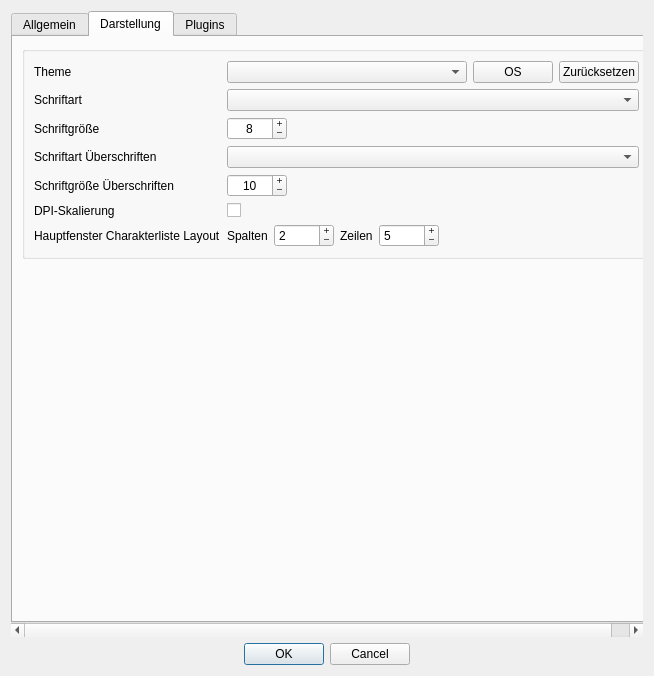
Before: the Qt Designer form designer/Einstellungen.ui in Aeolitus/Sephrasto, drawn with Qt 5.
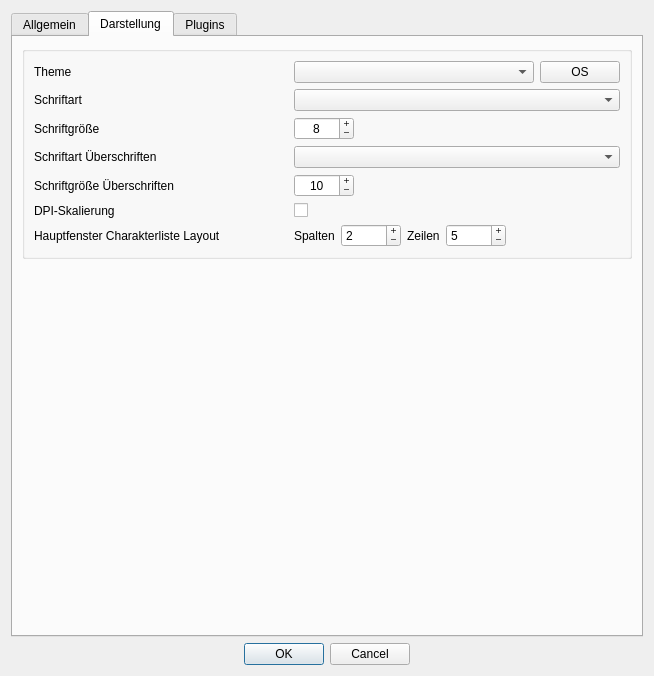
After: the same form once the commit is applied. The open tabs and pages were chosen to show the change.

Commit message: Settings: change font default from crimson to os font and remove the "revert to sephrasto default" button

```diff
--- a/designer/Einstellungen.ui
+++ b/designer/Einstellungen.ui
@@ -48,8 +48,8 @@
        <rect>
         <x>0</x>
         <y>0</y>
-        <width>632</width>
-        <height>625</height>
+        <width>652</width>
+        <height>598</height>
        </rect>
       </property>
       <layout class="QVBoxLayout" name="verticalLayout">
@@ -853,19 +853,6 @@
                   </property>
                  </widget>
                 </item>
-                <item>
-                 <widget class="QPushButton" name="resetFontDefault">
-                  <property name="toolTip">
-                   <string>Darstellungsoptionen auf Sephrastostandard zurücksetzen</string>
-                  </property>
-                  <property name="text">
-                   <string>Zurücksetzen</string>
-                  </property>
-                  <property name="class" stdset="0">
-                   <string>icon</string>
-                  </property>
-                 </widget>
-                </item>
                </layout>
               </item>
              </layout>
```
Left out of the diff: 1 changed line with no effect on the pictures. The commit also changes 39 other files.
